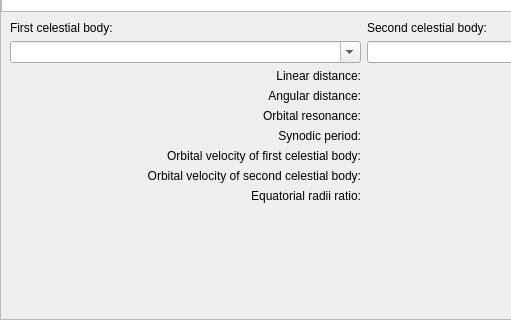
Qt form src/gui/astroCalcDialog.ui (519984307/stellarium_src) before a commit; both pictures show x 0 to 511 and y 86 to 406 of the 728 by 406 pixel window.
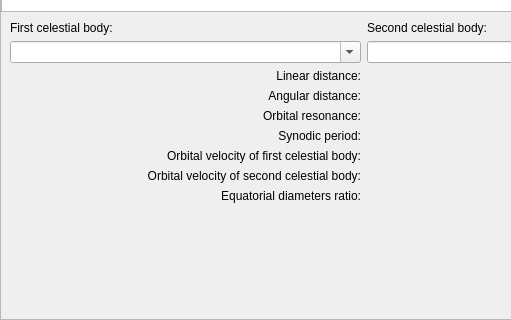
The same form after that commit. The open tabs and pages were chosen to show the change. Icons and pictures are not drawn. Custom widgets are drawn as their Qt base class.

The edit to the form file:
```diff
--- a/src/gui/astroCalcDialog.ui
+++ b/src/gui/astroCalcDialog.ui
@@ -1314,7 +1314,7 @@
             <item row="8" column="0">
              <widget class="QLabel" name="labelEquatorialRadiiRatioRatio">
               <property name="text">
-               <string>Equatorial radii ratio:</string>
+               <string>Equatorial diameters ratio:</string>
               </property>
               <property name="alignment">
                <set>Qt::AlignRight|Qt::AlignTrailing|Qt::AlignVCenter</set>
```
